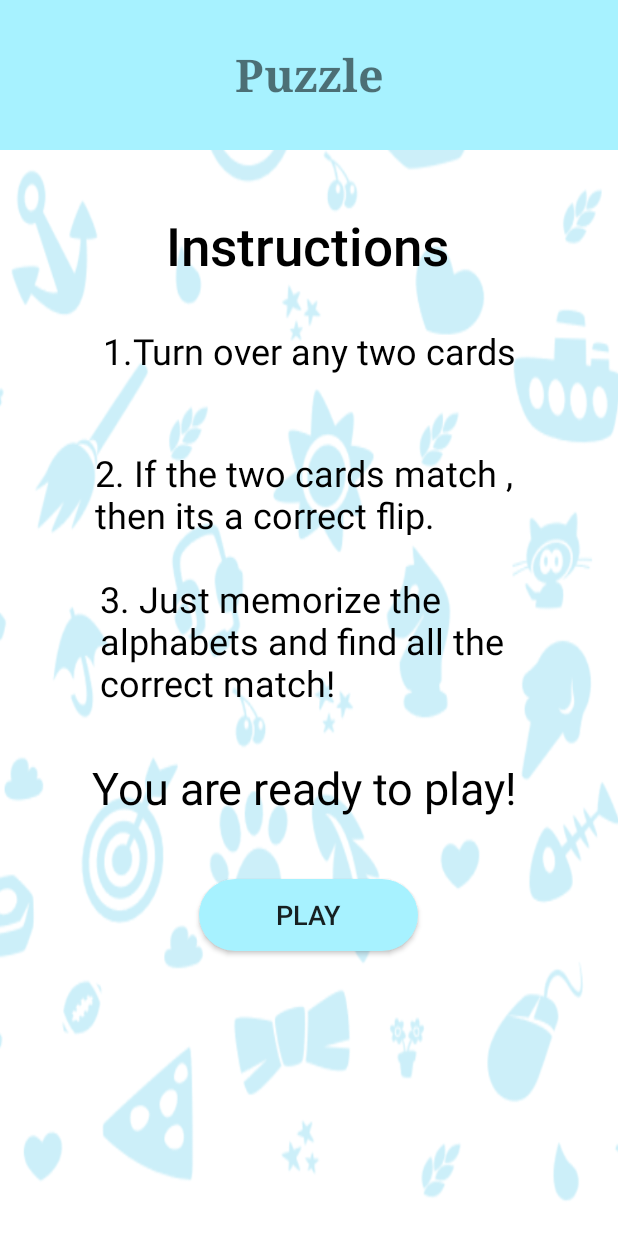
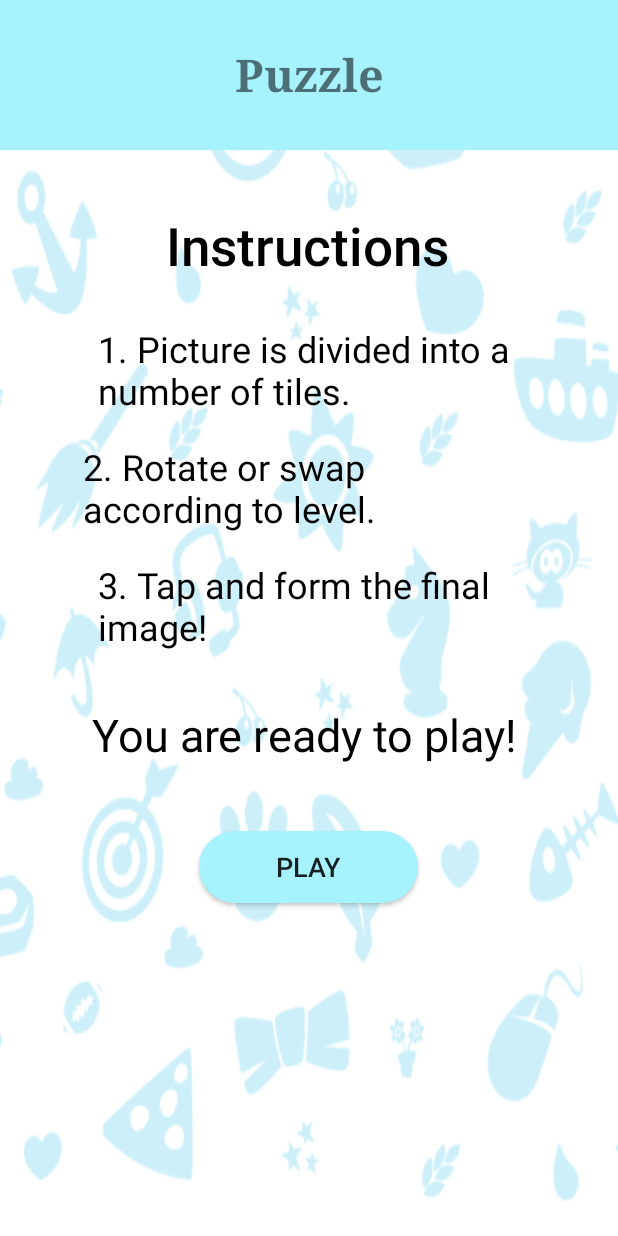
Before and after one commit to etimathur/AiDD, an Android app: the JigsawInstructActivity screen opened directly, with no data from a screen before it, on a phone screen of 412 x 824 dp. Run offline under Robolectric (Android 15) with nearby library versions, the phone set to English and light mode, and no system bars.

Commit message:
With updated jigsaw images

```diff
--- a/Video-master/app/src/main/java/te/project/aidd/Jigsaw.java
+++ b/Video-master/app/src/main/java/te/project/aidd/Jigsaw.java
@@ -88,7 +88,7 @@ public class Jigsaw extends AppCompatActivity {
         }
         Collections.shuffle(shuffle);
         Random rand = new Random();
-        int[] drawables=new int[]{R.drawable.image1,R.drawable.image2,R.drawable.image3,R.drawable.image3,R.drawable.image4,R.drawable.image5,R.drawable.image6,R.drawable.image8,R.drawable.image9,R.drawable.image10};
+        int[] drawables=new int[]{R.drawable.image1,R.drawable.image2,R.drawable.image3,R.drawable.image3,R.drawable.image4,R.drawable.image5,R.drawable.image6,R.drawable.image7,R.drawable.image8,R.drawable.image9,R.drawable.image10,R.drawable.image11,R.drawable.image12,R.drawable.image13,R.drawable.image14,R.drawable.image15};
         int imageSelection=rand.nextInt(drawables.length);
         Bitmap b = BitmapFactory.decodeResource(getResources(), drawables[imageSelection]);
         images = divideImages(b);
@@ -310,10 +310,15 @@ public class Jigsaw extends AppCompatActivity {
                 @Override
                 public void run() {
                     popup.dismisslevelpop();
-                    generatedImage=false;
-                    generateImage();
+
                 }
-            }, 3000);
+            }, 3000);handler.postDelayed(new Runnable() {
+            @Override
+            public void run() {
+                generatedImage=false;
+                generateImage();
+            }
+        }, 3000);
         }
     }
     public void startCountDown(){
--- a/Video-master/app/src/main/res/layout/activity_jigsaw_instruct.xml
+++ b/Video-master/app/src/main/res/layout/activity_jigsaw_instruct.xml
@@ -9,17 +9,18 @@
 
     <TextView
         android:id="@+id/textView9"
-        android:layout_width="279dp"
-        android:layout_height="88dp"
+        android:layout_width="286dp"
+        android:layout_height="wrap_content"
         android:layout_marginTop="18dp"
-        android:text="3. Just memorize the alphabets and find all the correct match!"
+        android:text="3. Tap and form the final image!"
         android:textColor="#000000"
         android:textSize="24sp"
         app:layout_constraintBottom_toBottomOf="parent"
         app:layout_constraintEnd_toEndOf="parent"
+        app:layout_constraintHorizontal_bias="0.52"
         app:layout_constraintStart_toStartOf="parent"
         app:layout_constraintTop_toBottomOf="@+id/textView8"
-        app:layout_constraintVertical_bias="0.023" />
+        app:layout_constraintVertical_bias="0.0" />
 
     <TextView
         android:id="@+id/textView4"
@@ -59,10 +60,10 @@
 
     <TextView
         android:id="@+id/textView7"
-        android:layout_width="wrap_content"
+        android:layout_width="282dp"
         android:layout_height="wrap_content"
         android:layout_marginTop="12dp"
-        android:text="1.Turn over any two cards"
+        android:text="1. Picture is divided into a number of tiles."
         android:textColor="#000000"
         android:textSize="24sp"
         app:layout_constraintBottom_toBottomOf="parent"
@@ -73,17 +74,18 @@
 
     <TextView
         android:id="@+id/textView8"
-        android:layout_width="285dp"
-        android:layout_height="58dp"
+        android:layout_width="300dp"
+        android:layout_height="wrap_content"
         android:layout_marginTop="8dp"
-        android:text="2. If the two cards match , then its a correct flip."
+        android:text="2. Rotate or swap according to level."
         android:textColor="#000000"
         android:textSize="24sp"
         app:layout_constraintBottom_toBottomOf="parent"
         app:layout_constraintEnd_toEndOf="parent"
+        app:layout_constraintHorizontal_bias="0.495"
         app:layout_constraintStart_toStartOf="parent"
         app:layout_constraintTop_toBottomOf="@+id/textView7"
-        app:layout_constraintVertical_bias="0.08" />
+        app:layout_constraintVertical_bias="0.021" />
 
     <Button
         android:id="@+id/flipin"
```
Also changed, not shown: Video-master/app/src/main/res/drawable/image3.jpg (deleted), Video-master/app/src/main/res/drawable/image6.jpg (deleted), Video-master/app/src/main/res/drawable/image8.jpg (deleted), Video-master/app/src/main/res/drawable/image9.jpg (deleted).
